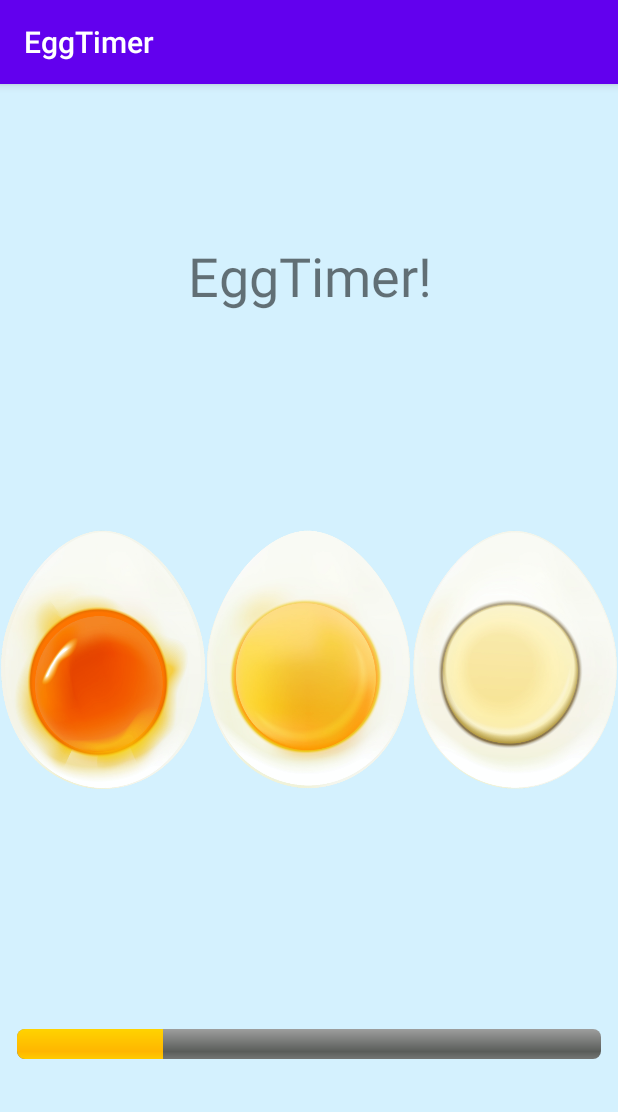
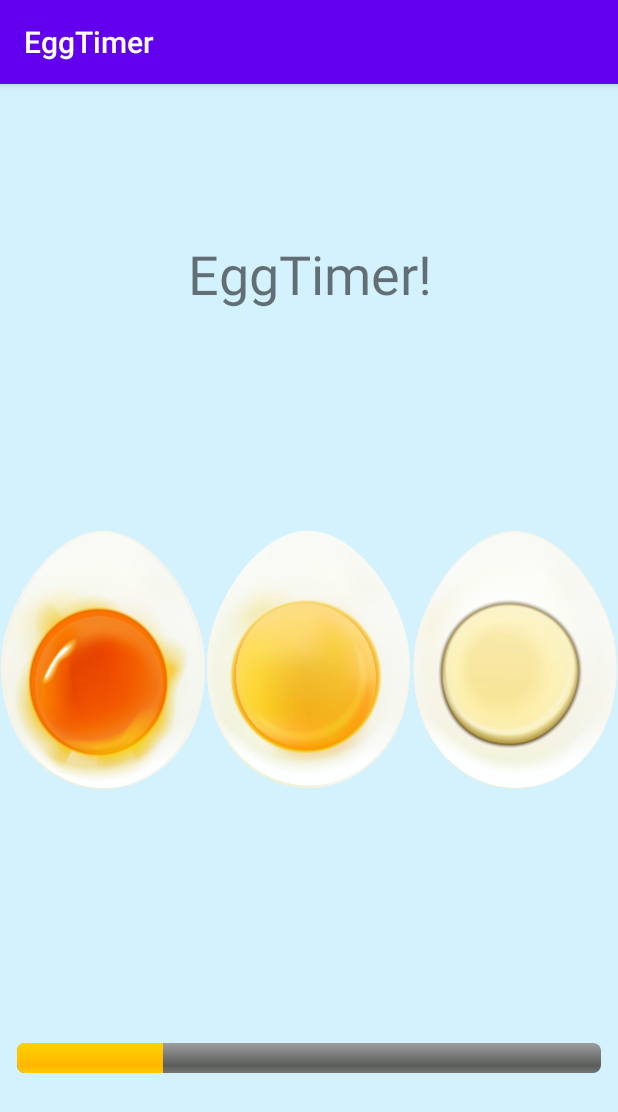
Before and after one commit to gsbiel/egg-timer-app-android, an Android app: the screen it shows after launch (MainActivity), on a phone screen of 412 x 824 dp. Shown: the top 1112 px of the screen. Run offline under Robolectric (Android 15) with nearby library versions, the phone set to English and light mode, and no system bars.

Commit message:
convert LinearLayout to ConstraintLayout

```diff
--- a/app/src/main/res/layout/activity_main.xml
+++ b/app/src/main/res/layout/activity_main.xml
@@ -11,25 +11,14 @@
         android:id="@+id/screenTitle"
         android:layout_width="0dp"
         android:layout_height="0dp"
+        android:gravity="center"
         android:text="EggTimer!"
-        android:gravity="center"
         android:textSize="36sp"
+        app:layout_constraintTop_toTopOf="parent"
+        app:layout_constraintBottom_toTopOf="@+id/guideline1"
         app:layout_constraintStart_toStartOf="parent"
         app:layout_constraintEnd_toEndOf="parent"
-        app:layout_constraintTop_toTopOf="parent"
-        app:layout_constraintBottom_toTopOf="@+id/buttonContainer"
          />
-
-    <LinearLayout
-        android:id="@+id/buttonContainer"
-        android:layout_width="0dp"
-        android:layout_height="0dp"
-        android:orientation="horizontal"
-        app:layout_constraintStart_toStartOf="parent"
-        app:layout_constraintEnd_toEndOf="parent"
-        app:layout_constraintTop_toBottomOf="@+id/screenTitle"
-        app:layout_constraintBottom_toTopOf="@+id/progressBarContainer"
-        >
 
     <ImageView
         android:id="@+id/softEgg"
@@ -37,47 +26,61 @@
         android:layout_height="match_parent"
         android:layout_weight="1"
         android:src="@drawable/soft"
-            />
+        app:layout_constraintTop_toBottomOf="@id/guideline1"
+        app:layout_constraintBottom_toTopOf="@id/guideline2"
+        app:layout_constraintStart_toStartOf="parent"
+        app:layout_constraintEnd_toStartOf="@id/mediumEgg"/>
+
     <ImageView
         android:id="@+id/mediumEgg"
         android:layout_width="0dp"
         android:layout_height="match_parent"
         android:layout_weight="1"
         android:src="@drawable/medium"
+        app:layout_constraintTop_toBottomOf="@id/guideline1"
+        app:layout_constraintBottom_toTopOf="@id/guideline2"
+        app:layout_constraintStart_toEndOf="@id/softEgg"
+        app:layout_constraintEnd_toStartOf="@id/hardEgg"
         />
+
     <ImageView
         android:id="@+id/hardEgg"
         android:layout_width="0dp"
         android:layout_height="match_parent"
         android:layout_weight="1"
         android:src="@drawable/hard"
+        app:layout_constraintTop_toBottomOf="@id/guideline1"
+        app:layout_constraintBottom_toTopOf="@id/guideline2"
+        app:layout_constraintStart_toEndOf="@id/mediumEgg"
+        app:layout_constraintEnd_toEndOf="parent"
         />
-
-    </LinearLayout>
-
-    <LinearLayout
-        android:id="@+id/progressBarContainer"
-        android:layout_width="0dp"
-        android:layout_height="0dp"
-        android:orientation="vertical"
-        android:gravity="center"
-        app:layout_constraintStart_toStartOf="parent"
-        app:layout_constraintEnd_toEndOf="parent"
-        app:layout_constraintTop_toBottomOf="@id/buttonContainer"
-        app:layout_constraintBottom_toBottomOf="parent"
-        >
 
     <ProgressBar
         android:id="@+id/progressBar"
         style="@android:style/Widget.ProgressBar.Horizontal"
         android:layout_width="match_parent"
+        android:layout_height="20sp"
         android:layout_marginLeft="5pt"
         android:layout_marginRight="5pt"
-            android:layout_height="20sp"
         android:progress="25"
+        app:layout_constraintTop_toBottomOf="@id/guideline2"
+        app:layout_constraintBottom_toBottomOf="parent"
+        app:layout_constraintStart_toStartOf="parent"
+        app:layout_constraintEnd_toEndOf="parent"
         />
 
-    </LinearLayout>
+    <androidx.constraintlayout.widget.Guideline
+        android:id="@+id/guideline1"
+        android:layout_width="wrap_content"
+        android:layout_height="wrap_content"
+        android:orientation="horizontal"
+        app:layout_constraintGuide_percent="0.33" />
 
+    <androidx.constraintlayout.widget.Guideline
+        android:id="@+id/guideline2"
+        android:layout_width="wrap_content"
+        android:layout_height="wrap_content"
+        android:orientation="horizontal"
+        app:layout_constraintGuide_percent="0.69" />
 
 </androidx.constraintlayout.widget.ConstraintLayout>
```
Lines whose indentation alone changed are shown as unchanged.
